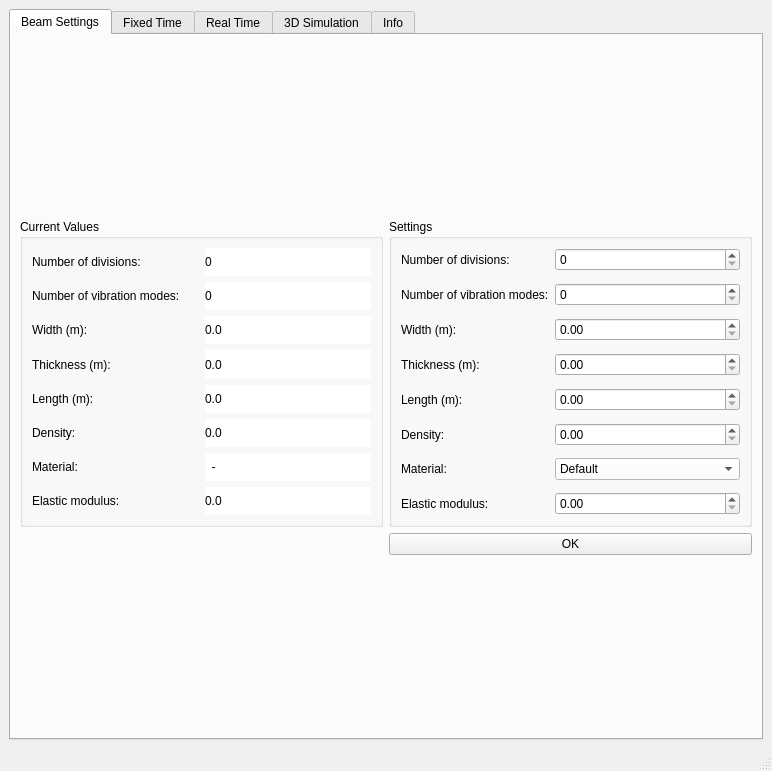
The window that forms/mainWindow2.ui (nicolecitadin/ActiveControl_Prog) describes before a commit, drawn with Qt 5.
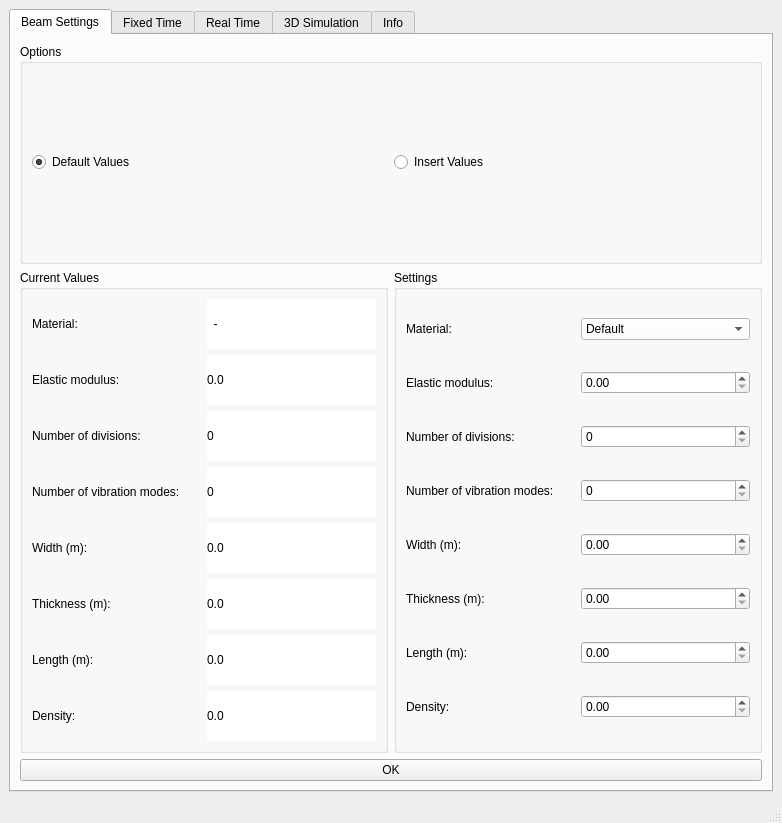
The same window after the commit.

Diff of the .ui file:
```diff
--- a/forms/mainWindow2.ui
+++ b/forms/mainWindow2.ui
@@ -6,15 +6,15 @@
    <rect>
     <x>0</x>
     <y>0</y>
-    <width>772</width>
-    <height>771</height>
+    <width>782</width>
+    <height>823</height>
    </rect>
   </property>
   <property name="windowTitle">
    <string>MainWindow</string>
   </property>
   <widget class="QWidget" name="centralwidget">
-   <layout class="QHBoxLayout" name="horizontalLayout_2">
+   <layout class="QVBoxLayout" name="verticalLayout_2">
     <item>
      <widget class="QTabWidget" name="twd_windows">
       <property name="styleSheet">
@@ -27,8 +27,51 @@
        <attribute name="title">
         <string>Beam Settings</string>
        </attribute>
-       <layout class="QGridLayout" name="gridLayout_4">
-        <item row="1" column="0">
+       <layout class="QVBoxLayout" name="verticalLayout_7">
+        <item>
+         <widget class="QGroupBox" name="groupBox">
+          <property name="maximumSize">
+           <size>
+            <width>16777215</width>
+            <height>220</height>
+           </size>
+          </property>
+          <property name="styleSheet">
+           <string notr="true">font: 12pt &quot;MS Shell Dlg 2&quot;;</string>
+          </property>
+          <property name="title">
+           <string>Options</string>
+          </property>
+          <layout class="QHBoxLayout" name="horizontalLayout_4">
+           <item>
+            <widget class="QRadioButton" name="radioButton">
+             <property name="styleSheet">
+              <string notr="true">font: 10pt &quot;MS Shell Dlg 2&quot;;</string>
+             </property>
+             <property name="text">
+              <string>Default Values</string>
+             </property>
+             <property name="checked">
+              <bool>true</bool>
+             </property>
+            </widget>
+           </item>
+           <item>
+            <widget class="QRadioButton" name="radioButton_2">
+             <property name="styleSheet">
+              <string notr="true">font: 10pt &quot;MS Shell Dlg 2&quot;;</string>
+             </property>
+             <property name="text">
+              <string>Insert Values</string>
+             </property>
+            </widget>
+           </item>
+          </layout>
+         </widget>
+        </item>
+        <item>
+         <layout class="QHBoxLayout" name="horizontalLayout_5">
+          <item>
          <widget class="QGroupBox" name="gbx_cvset">
           <property name="styleSheet">
            <string notr="true">font: 14pt &quot;MS Shell Dlg 2&quot;;</string>
@@ -36,20 +79,10 @@
           <property name="title">
            <string>Current Values</string>
           </property>
-          <layout class="QGridLayout" name="gridLayout_9">
-           <item row="0" column="0">
+            <layout class="QHBoxLayout" name="horizontalLayout_6">
+             <item>
             <layout class="QGridLayout" name="gridLayout_7">
-             <item row="0" column="0">
-              <widget class="QLabel" name="lbl_15">
-               <property name="styleSheet">
-                <string notr="true">font: 12pt &quot;MS Shell Dlg 2&quot;;</string>
-               </property>
-               <property name="text">
-                <string>Number of divisions:</string>
-               </property>
-              </widget>
-             </item>
-             <item row="0" column="1">
+               <item row="2" column="1">
               <widget class="QLabel" name="lbl_23">
                <property name="styleSheet">
                 <string notr="true">font: 12pt &quot;MS Shell Dlg 2&quot;;
@@ -60,38 +93,7 @@
                </property>
               </widget>
              </item>
-             <item row="1" column="0">
-              <widget class="QLabel" name="lbl_16">
-               <property name="styleSheet">
-                <string notr="true">font: 12pt &quot;MS Shell Dlg 2&quot;;</string>
-               </property>
-               <property name="text">
-                <string>Number of vibration modes:</string>
-               </property>
-              </widget>
-             </item>
-             <item row="1" column="1">
-              <widget class="QLabel" name="lbl_24">
-               <property name="styleSheet">
-                <string notr="true">background-color: rgb(255, 255, 255);
-font: 12pt &quot;MS Shell Dlg 2&quot;;</string>
-               </property>
-               <property name="text">
-                <string>0</string>
-               </property>
-              </widget>
-             </item>
-             <item row="2" column="0">
-              <widget class="QLabel" name="lbl_17">
-               <property name="styleSheet">
-                <string notr="true">font: 12pt &quot;MS Shell Dlg 2&quot;;</string>
-               </property>
-               <property name="text">
-                <string>Width (m):</string>
-               </property>
-              </widget>
-             </item>
-             <item row="2" column="1">
+               <item row="4" column="1">
               <widget class="QLabel" name="lbl_25">
                <property name="styleSheet">
                 <string notr="true">font: 12pt &quot;MS Shell Dlg 2&quot;;
@@ -102,49 +104,7 @@
                </property>
               </widget>
              </item>
-             <item row="3" column="0">
-              <widget class="QLabel" name="lbl_18">
-               <property name="styleSheet">
-                <string notr="true">font: 12pt &quot;MS Shell Dlg 2&quot;;</string>
-               </property>
-               <property name="text">
-                <string>Thickness (m):</string>
-               </property>
-              </widget>
-             </item>
-             <item row="3" column="1">
-              <widget class="QLabel" name="lbl_26">
-               <property name="styleSheet">
-                <string notr="true">font: 12pt &quot;MS Shell Dlg 2&quot;;
-background-color: rgb(255, 255, 255);</string>
-               </property>
-               <property name="text">
-                <string>0.0</string>
-               </property>
-              </widget>
-             </item>
-             <item row="4" column="0">
-              <widget class="QLabel" name="lbl_19">
-               <property name="styleSheet">
-                <string notr="true">font: 12pt &quot;MS Shell Dlg 2&quot;;</string>
-               </property>
-               <property name="text">
-                <string>Length (m):</string>
-               </property>
-              </widget>
-             </item>
-             <item row="4" column="1">
-              <widget class="QLabel" name="lbl_27">
-               <property name="styleSheet">
-                <string notr="true">background-color: rgb(255, 255, 255);
-font: 12pt &quot;MS Shell Dlg 2&quot;;</string>
-               </property>
-               <property name="text">
-                <string>0.0</string>
-               </property>
-              </widget>
-             </item>
-             <item row="5" column="0">
+               <item row="7" column="0">
               <widget class="QLabel" name="lbl_20">
                <property name="styleSheet">
                 <string notr="true">font: 12pt &quot;MS Shell Dlg 2&quot;;</string>
@@ -154,18 +114,17 @@
                </property>
               </widget>
              </item>
-             <item row="5" column="1">
-              <widget class="QLabel" name="lbl_28">
-               <property name="styleSheet">
-                <string notr="true">background-color: rgb(255, 255, 255);
-font: 12pt &quot;MS Shell Dlg 2&quot;;</string>
-               </property>
-               <property name="text">
-                <string>0.0</string>
-               </property>
-              </widget>
-             </item>
              <item row="6" column="0">
+                <widget class="QLabel" name="lbl_19">
+                 <property name="styleSheet">
+                  <string notr="true">font: 10pt &quot;MS Shell Dlg 2&quot;;</string>
+                 </property>
+                 <property name="text">
+                  <string>Length (m):</string>
+                 </property>
+                </widget>
+               </item>
+               <item row="0" column="0">
               <widget class="QLabel" name="lbl_21">
                <property name="styleSheet">
                 <string notr="true">font: 12pt &quot;MS Shell Dlg 2&quot;;</string>
@@ -175,7 +134,48 @@
                </property>
               </widget>
              </item>
-             <item row="6" column="1">
+               <item row="2" column="0">
+                <widget class="QLabel" name="lbl_15">
+                 <property name="styleSheet">
+                  <string notr="true">font: 10pt &quot;MS Shell Dlg 2&quot;;</string>
+                 </property>
+                 <property name="text">
+                  <string>Number of divisions:</string>
+                 </property>
+                </widget>
+               </item>
+               <item row="3" column="0">
+                <widget class="QLabel" name="lbl_16">
+                 <property name="styleSheet">
+                  <string notr="true">font: 10pt &quot;MS Shell Dlg 2&quot;;</string>
+                 </property>
+                 <property name="text">
+                  <string>Number of vibration modes:</string>
+                 </property>
+                </widget>
+               </item>
+               <item row="4" column="0">
+                <widget class="QLabel" name="lbl_17">
+                 <property name="styleSheet">
+                  <string notr="true">font: 10pt &quot;MS Shell Dlg 2&quot;;</string>
+                 </property>
+                 <property name="text">
+                  <string>Width (m):</string>
+                 </property>
+                </widget>
+               </item>
+               <item row="5" column="1">
+                <widget class="QLabel" name="lbl_26">
+                 <property name="styleSheet">
+                  <string notr="true">font: 10pt &quot;MS Shell Dlg 2&quot;;
+background-color: rgb(255, 255, 255);</string>
+                 </property>
+                 <property name="text">
+                  <string>0.0</string>
+                 </property>
+                </widget>
+               </item>
+               <item row="0" column="1">
               <widget class="QLabel" name="lbl_29">
                <property name="styleSheet">
                 <string notr="true">background-color: rgb(255, 255, 255);
@@ -186,7 +186,50 @@
                </property>
               </widget>
              </item>
-             <item row="7" column="0">
+               <item row="5" column="0">
+                <widget class="QLabel" name="lbl_18">
+                 <property name="styleSheet">
+                  <string notr="true">font: 10pt &quot;MS Shell Dlg 2&quot;;</string>
+                 </property>
+                 <property name="text">
+                  <string>Thickness (m):</string>
+                 </property>
+                </widget>
+               </item>
+               <item row="6" column="1">
+                <widget class="QLabel" name="lbl_27">
+                 <property name="styleSheet">
+                  <string notr="true">background-color: rgb(255, 255, 255);
+font: 10pt &quot;MS Shell Dlg 2&quot;;</string>
+                 </property>
+                 <property name="text">
+                  <string>0.0</string>
+                 </property>
+                </widget>
+               </item>
+               <item row="7" column="1">
+                <widget class="QLabel" name="lbl_28">
+                 <property name="styleSheet">
+                  <string notr="true">background-color: rgb(255, 255, 255);
+font: 10pt &quot;MS Shell Dlg 2&quot;;</string>
+                 </property>
+                 <property name="text">
+                  <string>0.0</string>
+                 </property>
+                </widget>
+               </item>
+               <item row="3" column="1">
+                <widget class="QLabel" name="lbl_24">
+                 <property name="styleSheet">
+                  <string notr="true">background-color: rgb(255, 255, 255);
+font: 10pt &quot;MS Shell Dlg 2&quot;;</string>
+                 </property>
+                 <property name="text">
+                  <string>0</string>
+                 </property>
+                </widget>
+               </item>
+               <item row="1" column="0">
               <widget class="QLabel" name="lbl_22">
                <property name="styleSheet">
                 <string notr="true">font: 12pt &quot;MS Shell Dlg 2&quot;;</string>
@@ -196,7 +239,7 @@
                </property>
               </widget>
              </item>
-             <item row="7" column="1">
+               <item row="1" column="1">
               <widget class="QLabel" name="lbl_30">
                <property name="styleSheet">
                 <string notr="true">background-color: rgb(255, 255, 255);
@@ -212,30 +255,7 @@
           </layout>
          </widget>
         </item>
-        <item row="2" column="1">
-         <widget class="QPushButton" name="pushButton">
-          <property name="styleSheet">
-           <string notr="true">font: 12pt &quot;MS Shell Dlg 2&quot;;</string>
-          </property>
-          <property name="text">
-           <string>OK</string>
-          </property>
-         </widget>
-        </item>
-        <item row="0" column="0">
-         <spacer name="verticalSpacer_2">
-          <property name="orientation">
-           <enum>Qt::Vertical</enum>
-          </property>
-          <property name="sizeHint" stdset="0">
-           <size>
-            <width>20</width>
-            <height>40</height>
-           </size>
-          </property>
-         </spacer>
-        </item>
-        <item row="1" column="1">
+          <item>
          <widget class="QGroupBox" name="groupBox_2">
           <property name="styleSheet">
            <string notr="true">font: 14pt &quot;MS Shell Dlg 2&quot;;</string>
@@ -243,125 +263,20 @@
           <property name="title">
            <string>Settings</string>
           </property>
-          <layout class="QGridLayout" name="gridLayout_8">
-           <item row="0" column="0">
-            <layout class="QFormLayout" name="formLayout_6">
+            <layout class="QHBoxLayout" name="horizontalLayout_2">
+             <item>
+              <layout class="QGridLayout" name="gridLayout_10">
              <property name="verticalSpacing">
               <number>12</number>
              </property>
-             <item row="0" column="0">
-              <widget class="QLabel" name="lbl_31">
-               <property name="styleSheet">
-                <string notr="true">font: 12pt &quot;MS Shell Dlg 2&quot;;</string>
-               </property>
-               <property name="text">
-                <string>Number of divisions:</string>
-               </property>
-              </widget>
-             </item>
-             <item row="0" column="1">
+               <item row="2" column="1">
               <widget class="QSpinBox" name="sbx_ndiv">
                <property name="styleSheet">
                 <string notr="true">font: 12pt &quot;MS Shell Dlg 2&quot;;</string>
                </property>
               </widget>
              </item>
-             <item row="1" column="0">
-              <widget class="QLabel" name="lbl_32">
-               <property name="styleSheet">
-                <string notr="true">font: 12pt &quot;MS Shell Dlg 2&quot;;</string>
-               </property>
-               <property name="text">
-                <string>Number of vibration modes:</string>
-               </property>
-              </widget>
-             </item>
-             <item row="1" column="1">
-              <widget class="QSpinBox" name="sbx_nvibm">
-               <property name="styleSheet">
-                <string notr="true">font: 12pt &quot;MS Shell Dlg 2&quot;;</string>
-               </property>
-              </widget>
-             </item>
-             <item row="2" column="0">
-              <widget class="QLabel" name="lbl_33">
-               <property name="styleSheet">
-                <string notr="true">font: 12pt &quot;MS Shell Dlg 2&quot;;</string>
-               </property>
-               <property name="text">
-                <string>Width (m):</string>
-               </property>
-              </widget>
-             </item>
-             <item row="2" column="1">
-              <widget class="QDoubleSpinBox" name="dbx_width">
-               <property name="styleSheet">
-                <string notr="true">font: 12pt &quot;MS Shell Dlg 2&quot;;</string>
-               </property>
-              </widget>
-             </item>
-             <item row="3" column="0">
-              <widget class="QLabel" name="lbl_34">
-               <property name="styleSheet">
-                <string notr="true">font: 12pt &quot;MS Shell Dlg 2&quot;;</string>
-               </property>
-               <property name="text">
-                <string>Thickness (m):</string>
-               </property>
-              </widget>
-             </item>
-             <item row="3" column="1">
-              <widget class="QDoubleSpinBox" name="dbx_thickn">
-               <property name="styleSheet">
-                <string notr="true">font: 12pt &quot;MS Shell Dlg 2&quot;;</string>
-               </property>
-              </widget>
-             </item>
-             <item row="4" column="0">
-              <widget class="QLabel" name="lbl_35">
-               <property name="styleSheet">
-                <string notr="true">font: 12pt &quot;MS Shell Dlg 2&quot;;</string>
-               </property>
-               <property name="text">
-                <string>Length (m):</string>
-               </property>
-              </widget>
-             </item>
-             <item row="4" column="1">
-              <widget class="QDoubleSpinBox" name="dbx_length">
-               <property name="styleSheet">
-                <string notr="true">font: 12pt &quot;MS Shell Dlg 2&quot;;</string>
-               </property>
-              </widget>
-             </item>
-             <item row="5" column="0">
-              <widget class="QLabel" name="lbl_36">
-               <property name="styleSheet">
-                <string notr="true">font: 12pt &quot;MS Shell Dlg 2&quot;;</string>
-               </property>
-               <property name="text">
-                <string>Density:</string>
-               </property>
-              </widget>
-             </item>
-             <item row="5" column="1">
-              <widget class="QDoubleSpinBox" name="dbx_density">
-               <property name="styleSheet">
-                <string notr="true">font: 12pt &quot;MS Shell Dlg 2&quot;;</string>
-               </property>
-              </widget>
-             </item>
-             <item row="6" column="0">
-              <widget class="QLabel" name="lbl_37">
-               <property name="styleSheet">
-                <string notr="true">font: 12pt &quot;MS Shell Dlg 2&quot;;</string>
-               </property>
-               <property name="text">
-                <string>Material:</string>
-               </property>
-              </widget>
-             </item>
-             <item row="6" column="1">
+               <item row="0" column="1">
               <widget class="QComboBox" name="cbx_material">
                <property name="styleSheet">
                 <string notr="true">font: 12pt &quot;MS Shell Dlg 2&quot;;
@@ -394,7 +309,58 @@
                </item>
               </widget>
              </item>
-             <item row="7" column="0">
+               <item row="7" column="1">
+                <widget class="QDoubleSpinBox" name="dbx_density">
+                 <property name="styleSheet">
+                  <string notr="true">font: 10pt &quot;MS Shell Dlg 2&quot;;</string>
+                 </property>
+                </widget>
+               </item>
+               <item row="2" column="0">
+                <widget class="QLabel" name="lbl_31">
+                 <property name="styleSheet">
+                  <string notr="true">font: 10pt &quot;MS Shell Dlg 2&quot;;</string>
+                 </property>
+                 <property name="text">
+                  <string>Number of divisions:</string>
+                 </property>
+                </widget>
+               </item>
+               <item row="3" column="1">
+                <widget class="QSpinBox" name="sbx_nvibm">
+                 <property name="styleSheet">
+                  <string notr="true">font: 10pt &quot;MS Shell Dlg 2&quot;;</string>
+                 </property>
+                </widget>
+               </item>
+               <item row="0" column="0">
+                <widget class="QLabel" name="lbl_37">
+                 <property name="styleSheet">
+                  <string notr="true">font: 10pt &quot;MS Shell Dlg 2&quot;;</string>
+                 </property>
+                 <property name="text">
+                  <string>Material:</string>
+                 </property>
+                </widget>
+               </item>
+               <item row="5" column="1">
+                <widget class="QDoubleSpinBox" name="dbx_thickn">
+                 <property name="styleSheet">
+                  <string notr="true">font: 10pt &quot;MS Shell Dlg 2&quot;;</string>
+                 </property>
+                </widget>
+               </item>
+               <item row="6" column="0">
+                <widget class="QLabel" name="lbl_35">
+                 <property name="styleSheet">
+                  <string notr="true">font: 10pt &quot;MS Shell Dlg 2&quot;;</string>
+                 </property>
+                 <property name="text">
+                  <string>Length (m):</string>
+                 </property>
+                </widget>
+               </item>
+               <item row="1" column="0">
               <widget class="QLabel" name="lbl_38">
                <property name="styleSheet">
                 <string notr="true">font: 12pt &quot;MS Shell Dlg 2&quot;;</string>
@@ -404,30 +370,83 @@
                </property>
               </widget>
              </item>
-             <item row="7" column="1">
+               <item row="4" column="0">
+                <widget class="QLabel" name="lbl_33">
+                 <property name="styleSheet">
+                  <string notr="true">font: 10pt &quot;MS Shell Dlg 2&quot;;</string>
+                 </property>
+                 <property name="text">
+                  <string>Width (m):</string>
+                 </property>
+                </widget>
+               </item>
+               <item row="5" column="0">
+                <widget class="QLabel" name="lbl_34">
+                 <property name="styleSheet">
+                  <string notr="true">font: 10pt &quot;MS Shell Dlg 2&quot;;</string>
+                 </property>
+                 <property name="text">
+                  <string>Thickness (m):</string>
+                 </property>
+                </widget>
+               </item>
+               <item row="6" column="1">
+                <widget class="QDoubleSpinBox" name="dbx_length">
+                 <property name="styleSheet">
+                  <string notr="true">font: 10pt &quot;MS Shell Dlg 2&quot;;</string>
+                 </property>
+                </widget>
+               </item>
+               <item row="3" column="0">
+                <widget class="QLabel" name="lbl_32">
+                 <property name="styleSheet">
+                  <string notr="true">font: 10pt &quot;MS Shell Dlg 2&quot;;</string>
+                 </property>
+                 <property name="text">
+                  <string>Number of vibration modes:</string>
+                 </property>
+                </widget>
+               </item>
+               <item row="1" column="1">
               <widget class="QDoubleSpinBox" name="dbx_elastm">
                <property name="styleSheet">
+                  <string notr="true">font: 10pt &quot;MS Shell Dlg 2&quot;;</string>
+                 </property>
+                </widget>
+               </item>
+               <item row="4" column="1">
+                <widget class="QDoubleSpinBox" name="dbx_width">
+                 <property name="styleSheet">
+                  <string notr="true">font: 10pt &quot;MS Shell Dlg 2&quot;;</string>
+                 </property>
+                </widget>
+               </item>
+               <item row="7" column="0">
+                <widget class="QLabel" name="lbl_36">
+                 <property name="styleSheet">
+                  <string notr="true">font: 10pt &quot;MS Shell Dlg 2&quot;;</string>
+                 </property>
+                 <property name="text">
+                  <string>Density:</string>
+                 </property>
+                </widget>
+               </item>
+              </layout>
+             </item>
+            </layout>
+           </widget>
+          </item>
+         </layout>
+        </item>
+        <item>
+         <widget class="QPushButton" name="pushButton">
+          <property name="styleSheet">
                 <string notr="true">font: 12pt &quot;MS Shell Dlg 2&quot;;</string>
                </property>
-              </widget>
-             </item>
-            </layout>
-           </item>
-          </layout>
-         </widget>
-        </item>
-        <item row="3" column="1">
-         <spacer name="verticalSpacer">
-          <property name="orientation">
-           <enum>Qt::Vertical</enum>
+          <property name="text">
+           <string>OK</string>
           </property>
-          <property name="sizeHint" stdset="0">
-           <size>
-            <width>20</width>
-            <height>40</height>
-           </size>
-          </property>
-         </spacer>
+         </widget>
         </item>
        </layout>
       </widget>
```
Left out of the diff: 298 changed lines with no effect on the pictures. Lines whose indentation alone changed are shown as unchanged.
